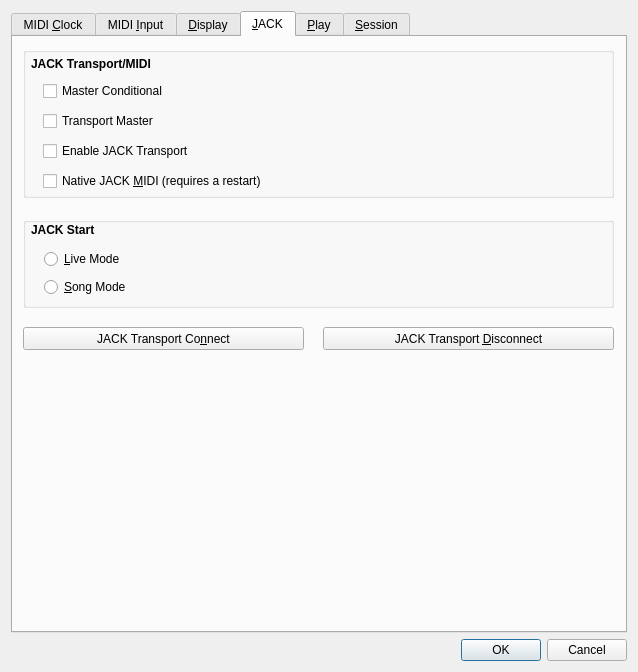
Old version of the form seq_qt5/forms/qseditoptions.ui in the repository ahlstromcj/seq66.
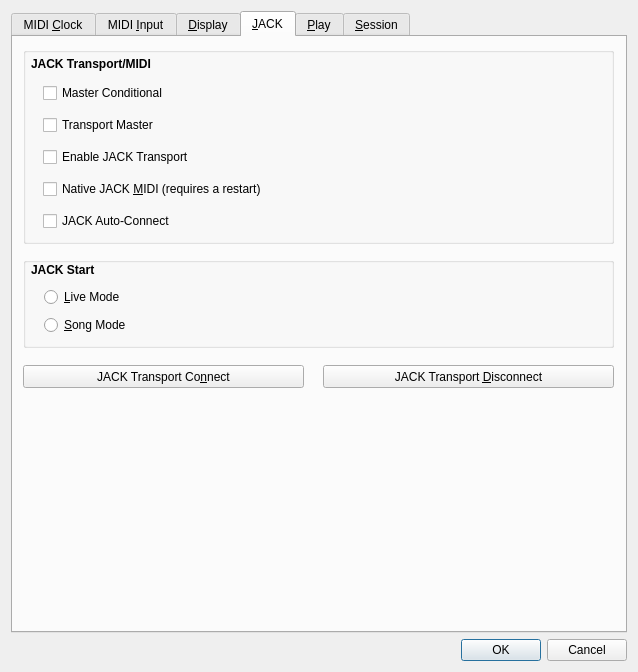
New version of the form. The open tabs and pages were chosen to show the change.

Commit message: Interim check-in for issue #60 etc.

The edit to the form file:
```diff
--- a/seq_qt5/forms/qseditoptions.ui
+++ b/seq_qt5/forms/qseditoptions.ui
@@ -964,7 +964,7 @@
          <x>10</x>
          <y>10</y>
          <width>591</width>
-         <height>151</height>
+         <height>197</height>
         </rect>
        </property>
        <property name="title">
@@ -997,7 +997,7 @@
        <property name="geometry">
         <rect>
          <x>10</x>
-         <y>290</y>
+         <y>328</y>
          <width>281</width>
          <height>23</height>
         </rect>
@@ -1013,7 +1013,7 @@
        <property name="geometry">
         <rect>
          <x>310</x>
-         <y>290</y>
+         <y>328</y>
          <width>291</width>
          <height>23</height>
         </rect>
@@ -1031,7 +1031,7 @@
          <x>30</x>
          <y>40</y>
          <width>319</width>
-         <height>120</height>
+         <height>161</height>
         </rect>
        </property>
        <layout class="QVBoxLayout" name="vertLayoutJackTransportMidi">
@@ -1076,13 +1076,20 @@
           </property>
          </widget>
         </item>
+        <item>
+         <widget class="QCheckBox" name="chkJackAutoConnect">
+          <property name="text">
+           <string>JACK Auto-Connect</string>
+          </property>
+         </widget>
+        </item>
        </layout>
       </widget>
       <widget class="QGroupBox" name="r_group_jack_start">
        <property name="geometry">
         <rect>
          <x>10</x>
-         <y>180</y>
+         <y>220</y>
          <width>591</width>
          <height>91</height>
         </rect>
@@ -1117,7 +1124,7 @@
        <property name="geometry">
         <rect>
          <x>31</x>
-         <y>210</y>
+         <y>248</y>
          <width>104</width>
          <height>54</height>
         </rect>
```
Left out of the diff: 6 changed lines with no effect on the pictures. The commit also changes 23 other files.
